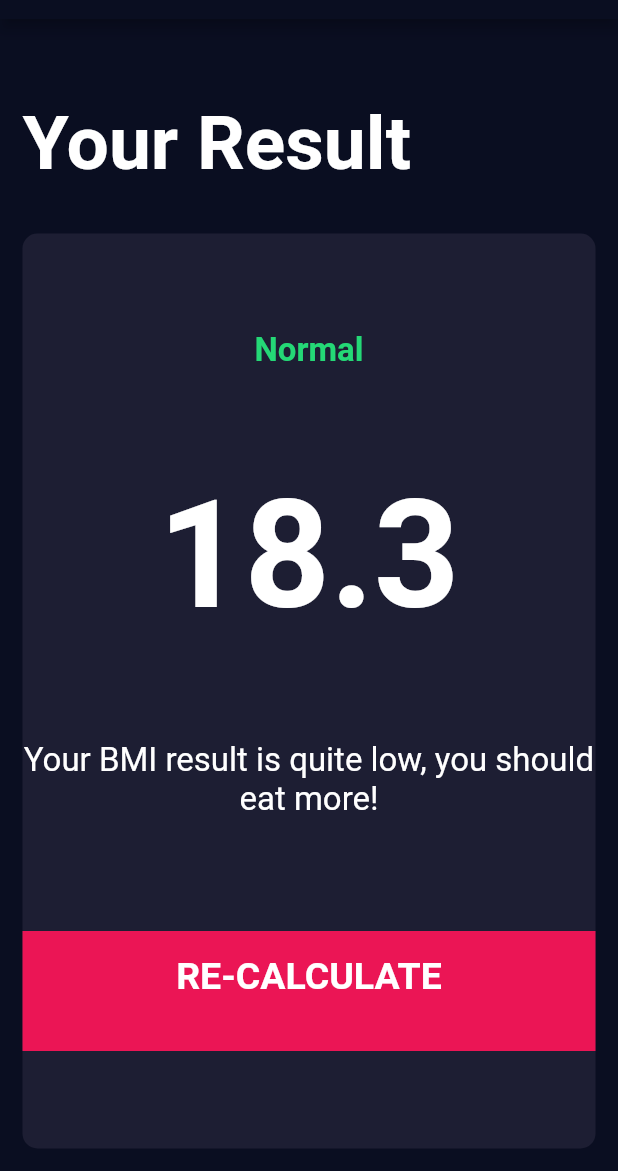
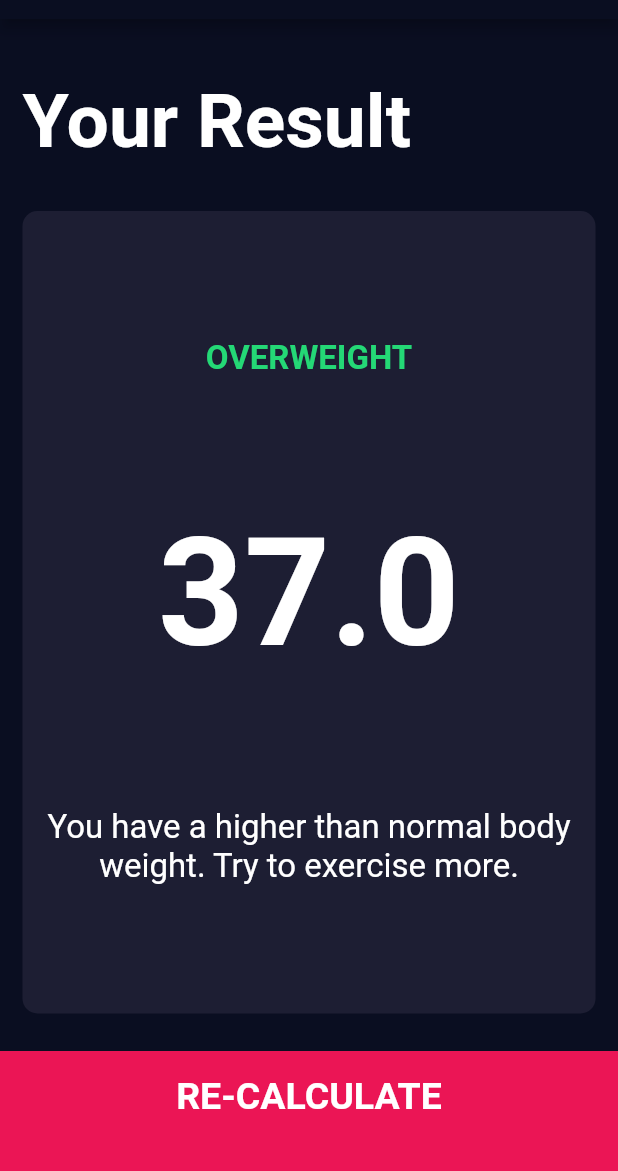
Before and after one commit to rholmgren/bmi-calculator, a Flutter app: the screen it shows after launch, after a tap on "CALCULATE", on a phone screen of 412 x 824 dp, the part 65-1236 px from its top. Run offline on Flutter 3.47's test engine with Material 2 defaults, Android fonts, the phone set to English and light mode, and no system bars; our stand-ins replace font_awesome_flutter.

```diff
--- /dev/null
+++ b/lib/calculator_brain.dart
@@ -0,0 +1,35 @@
+import 'dart:math';
+
+class CalculatorBrain {
+  CalculatorBrain({this.height, this.weight});
+
+  final int height;
+  final int weight;
+
+  double _bmi;
+
+  String calculateBMI() {
+    _bmi = weight / pow(height / 100, 2);
+    return _bmi.toStringAsFixed(1);
+  }
+
+  String getResult() {
+    if (_bmi >= 25) {
+      return 'Overweight';
+    } else if (_bmi > 18.5) {
+      return 'Normal';
+    } else {
+      return 'Underweight';
+    }
+  }
+
+  String getInterpretation() {
+    if (_bmi >= 25) {
+      return 'You have a higher than normal body weight. Try to exercise more.';
+    } else if (_bmi >= 18.5) {
+      return 'You have a normal body weight. Good job!';
+    } else {
+      return 'You have a lower than normal body weight. You can eat a bit more.';
+    }
+  }
+}
--- a/lib/screens/input_page.dart
+++ b/lib/screens/input_page.dart
@@ -1,3 +1,4 @@
+import 'package:bmi_calculator/calculator_brain.dart';
 import 'package:flutter/material.dart';
 import 'package:font_awesome_flutter/font_awesome_flutter.dart';
 
@@ -194,17 +195,18 @@ class _InputPageState extends State<InputPage> {
           BottomButton(
             buttonTitle: 'CALCULATE',
             onUserTap: () {
-              Navigator.push(context,
-                  MaterialPageRoute(builder: (context) => ResultsPage()));
+              CalculatorBrain calc =
+                  CalculatorBrain(height: height, weight: weight);
+
+              Navigator.push(
+                  context,
+                  MaterialPageRoute(
+                      builder: (context) => ResultsPage(
+                            bmiResult: calc.calculateBMI(),
+                            resultText: calc.getResult(),
+                            interpretation: calc.getInterpretation(),
+                          )));
             },
-            // onTap: () {
-            //   Navigator.push(
-            //     context,
-            //     MaterialPageRoute(
-            //       builder: (context) => ResultsPage(),
-            //     ),
-            //   );
-            // },
           )
         ],
       ),
--- a/lib/screens/results_page.dart
+++ b/lib/screens/results_page.dart
@@ -5,6 +5,15 @@ import '../constants.dart';
 import 'dart:core';
 
 class ResultsPage extends StatelessWidget {
+  ResultsPage(
+      {@required this.bmiResult,
+      @required this.resultText,
+      @required this.interpretation});
+
+  final String bmiResult;
+  final String resultText;
+  final String interpretation;
+
   @override
   Widget build(BuildContext context) {
     return Scaffold(
@@ -34,28 +43,28 @@ class ResultsPage extends StatelessWidget {
                 crossAxisAlignment: CrossAxisAlignment.center,
                 children: [
                   Text(
-                    'Normal',
+                    resultText.toUpperCase(),
                     style: kResultTextStyle,
                   ),
                   Text(
-                    '18.3',
+                    bmiResult,
                     style: kBMITextStyle,
                   ),
                   Text(
-                    'Your BMI result is quite low, you should eat more!',
+                    interpretation,
                     style: kBodyTextStyle,
                     textAlign: TextAlign.center,
-                  ),
-                  BottomButton(
-                    buttonTitle: 'RE-CALCULATE',
-                    onUserTap: () {
-                      Navigator.pop(context);
-                    },
                   ),
                 ],
               ),
             ),
-          )
+          ),
+          BottomButton(
+            buttonTitle: 'RE-CALCULATE',
+            onUserTap: () {
+              Navigator.pop(context);
+            },
+          ),
         ],
       ),
     );
```
